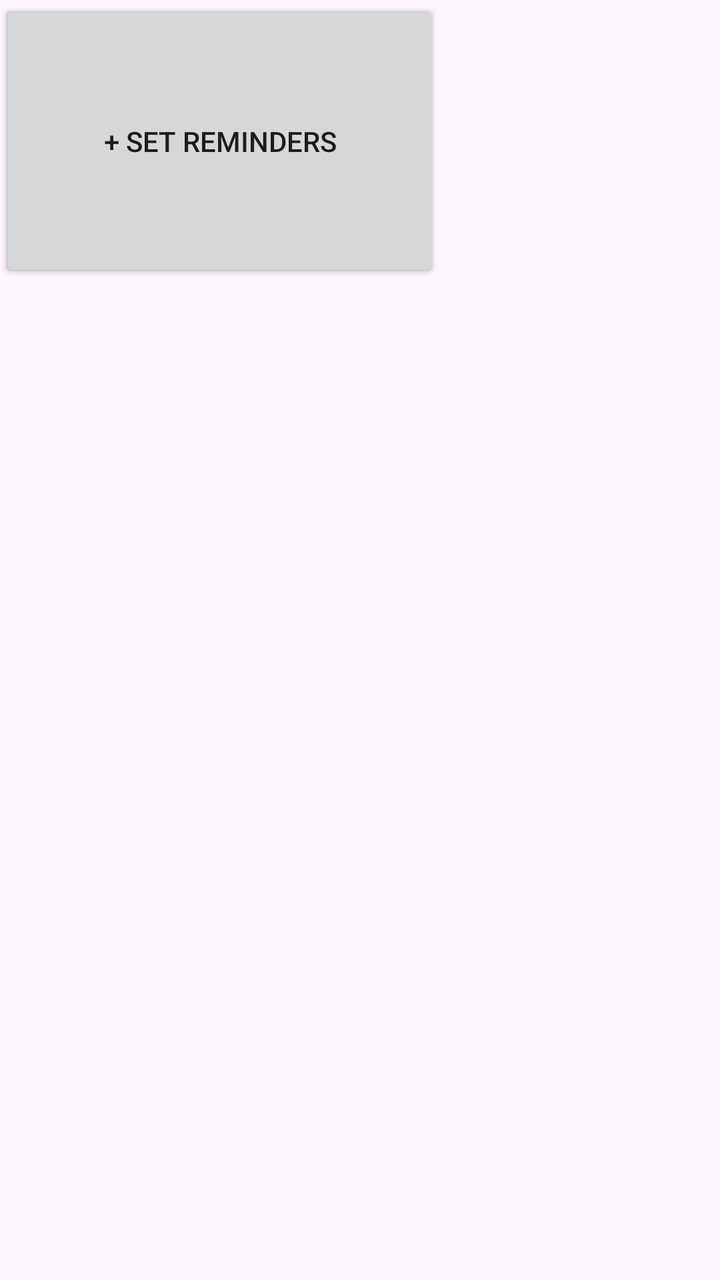
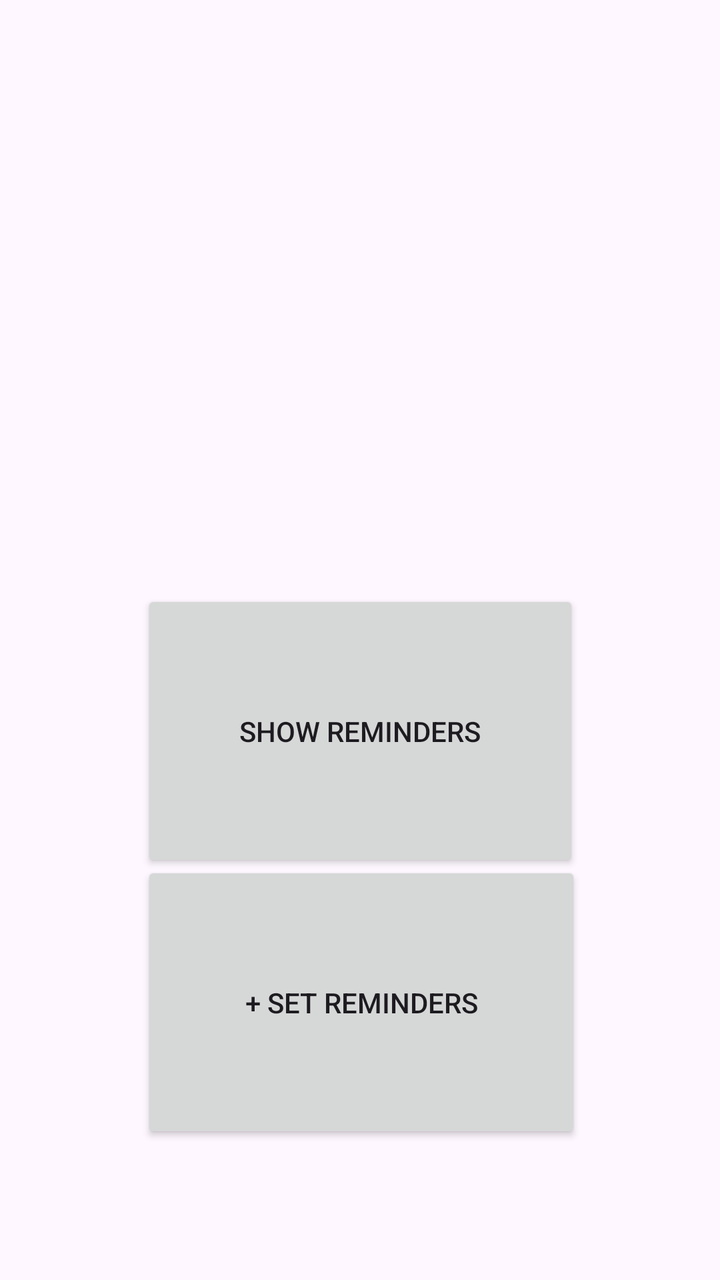

Before-and-after screenshots of an Android layout around one commit, followed by the original layout XML and the change that was made.
<!-- AndroidManifest.xml: application theme Theme.AppInterface1 -->
<!-- res/layout/activity_reminders.xml -->
<?xml version="1.0" encoding="utf-8"?>
<androidx.constraintlayout.widget.ConstraintLayout xmlns:android="http://schemas.android.com/apk/res/android"
    xmlns:app="http://schemas.android.com/apk/res-auto"
    xmlns:tools="http://schemas.android.com/tools"
    android:id="@+id/main"
    android:layout_width="match_parent"
    android:layout_height="match_parent"
    tools:context=".RemindersActivity">

    <Button
        android:id="@+id/buttonShowReminders"
        android:layout_width="219dp"
        android:layout_height="141dp"
        android:text="Show Reminders"
        tools:layout_editor_absoluteX="96dp"
        tools:layout_editor_absoluteY="295dp" />

    <Button
        android:id="@+id/buttonSetReminders"
        android:layout_width="220dp"
        android:layout_height="141dp"
        android:text="+ Set Reminders"
        tools:layout_editor_absoluteX="96dp"
        tools:layout_editor_absoluteY="476dp" />

</androidx.constraintlayout.widget.ConstraintLayout>
<!-- resources referenced by this layout -->
<resources>
  <style name="Theme.AppInterface1" parent="Base.Theme.AppInterface1" />
  <style name="Base.Theme.AppInterface1" parent="Theme.Material3.DayNight.NoActionBar">
          
          
      </style>
</resources>

<!-- the commit's change to res/layout/activity_reminders.xml (unified diff, before → after) -->
@@ -11,16 +11,28 @@
         android:id="@+id/buttonShowReminders"
         android:layout_width="219dp"
         android:layout_height="141dp"
+        android:layout_marginStart="96dp"
+        android:layout_marginTop="295dp"
+        android:layout_marginEnd="96dp"
+        android:onClick="showReminders"
         android:text="Show Reminders"
-        tools:layout_editor_absoluteX="96dp"
-        tools:layout_editor_absoluteY="295dp" />
+        app:layout_constraintEnd_toEndOf="parent"
+        app:layout_constraintStart_toStartOf="parent"
+        app:layout_constraintTop_toTopOf="parent" />
 
     <Button
         android:id="@+id/buttonSetReminders"
         android:layout_width="220dp"
         android:layout_height="141dp"
+        android:layout_marginStart="96dp"
+        android:layout_marginTop="40dp"
+        android:layout_marginEnd="95dp"
+        android:layout_marginBottom="114dp"
+        android:onClick="setReminders"
         android:text="+ Set Reminders"
-        tools:layout_editor_absoluteX="96dp"
-        tools:layout_editor_absoluteY="476dp" />
+        app:layout_constraintBottom_toBottomOf="parent"
+        app:layout_constraintEnd_toEndOf="parent"
+        app:layout_constraintStart_toStartOf="parent"
+        app:layout_constraintTop_toBottomOf="@+id/buttonShowReminders" />
 
 </androidx.constraintlayout.widget.ConstraintLayout>
